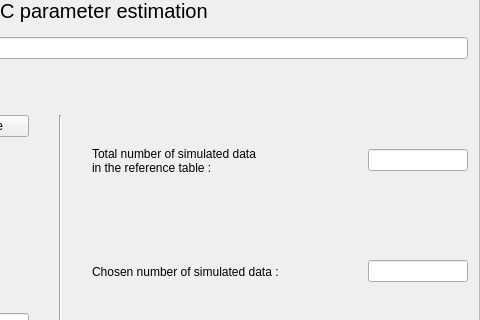
Qt form python_interface/uis/setupEstimationBias.ui (cbgp/diyabc) before a commit; both pictures show x 299 to 779 and y 82 to 402 of the 779 by 633 pixel window.
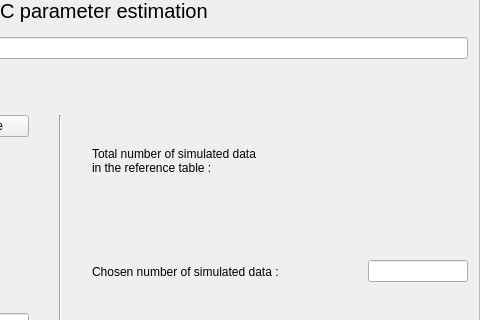
The same form after that commit.

Diff of the .ui file:
```diff
--- a/python_interface/uis/setupEstimationBias.ui
+++ b/python_interface/uis/setupEstimationBias.ui
@@ -551,24 +551,9 @@
            </spacer>
           </item>
           <item>
-           <widget class="QLineEdit" name="totNumSimEdit">
-            <property name="minimumSize">
-             <size>
-              <width>100</width>
-              <height>0</height>
-             </size>
-            </property>
-            <property name="maximumSize">
-             <size>
-              <width>100</width>
-              <height>16777215</height>
-             </size>
-            </property>
-            <property name="alignment">
-             <set>Qt::AlignRight|Qt::AlignTrailing|Qt::AlignVCenter</set>
-            </property>
-            <property name="readOnly">
-             <bool>true</bool>
+           <widget class="QLabel" name="totNumSimLabel">
+            <property name="text">
+             <string/>
             </property>
            </widget>
           </item>
```
